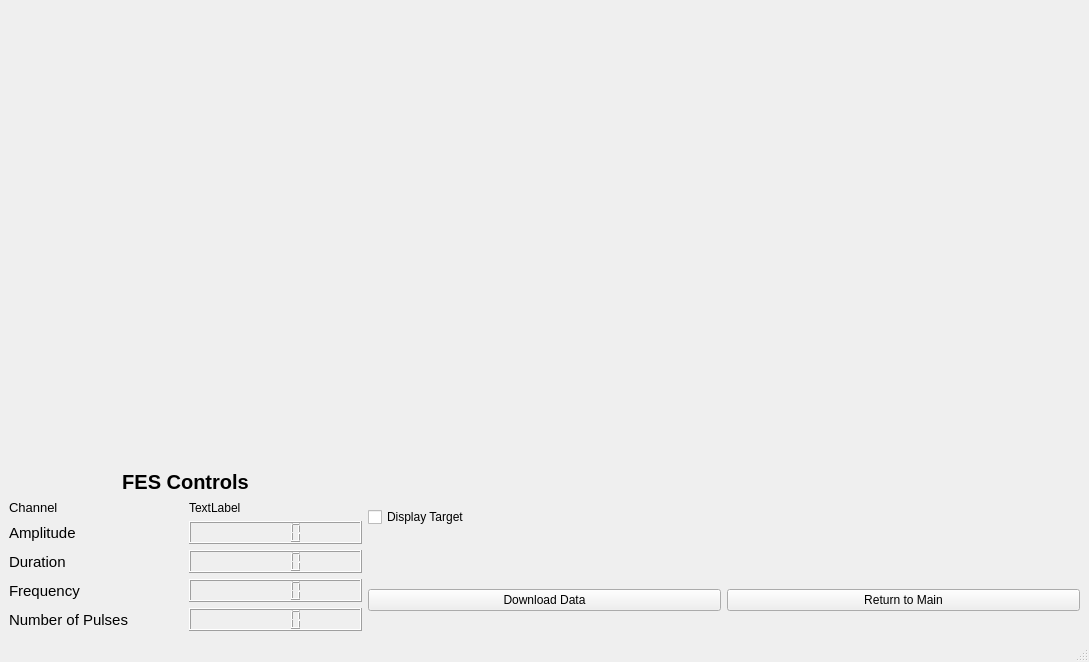
This is resources/_CD_GUI_CDTest_Formed.ui in jontalvarez/central-drive as Qt 5 draws it before an edit. The edited form follows.
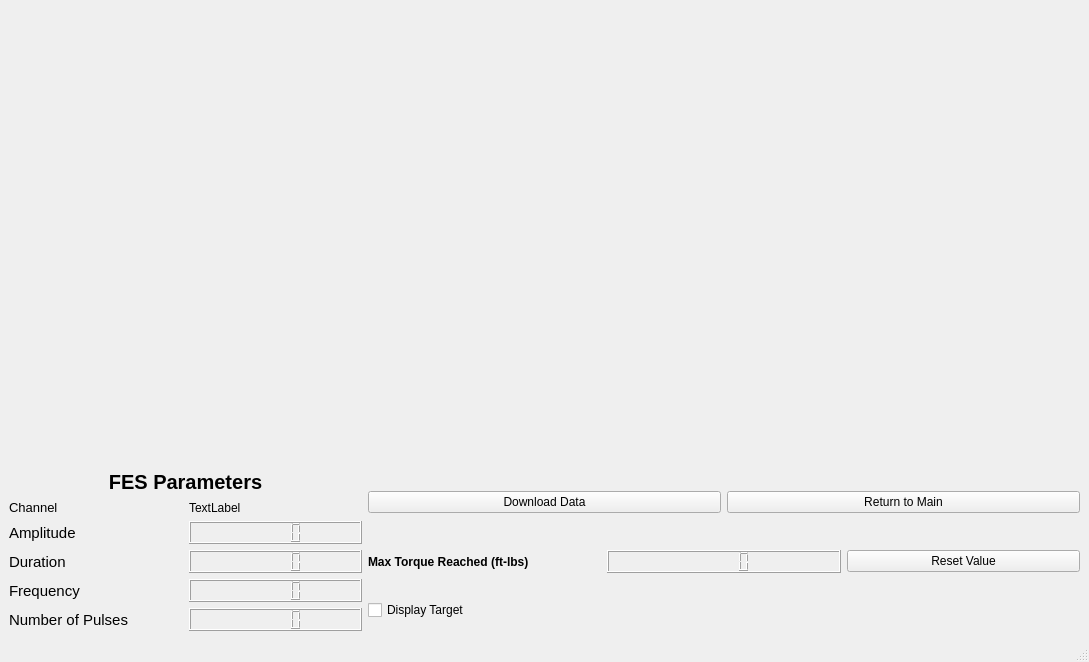
This is the edited form.

Commit message:
GUI Update with Max Torque Reached LCD
Added a new LCD panel to the Main and Test GUI that displays the max torque reached during that session. Can reset with associated push button.

Diff of the .ui file:
```diff
--- a/resources/_CD_GUI_CDTest_Formed.ui
+++ b/resources/_CD_GUI_CDTest_Formed.ui
@@ -14,7 +14,7 @@
    <string>Central Drive Estimation</string>
   </property>
   <widget class="QWidget" name="centralwidget">
-   <layout class="QGridLayout" name="gridLayout_2">
+   <layout class="QGridLayout" name="gridLayout_3">
     <item row="0" column="0" colspan="3">
      <layout class="QVBoxLayout" name="verticalLayout">
       <item>
@@ -24,7 +24,7 @@
       </item>
      </layout>
     </item>
-    <item row="1" column="0" rowspan="2">
+    <item row="1" column="0" rowspan="3">
      <layout class="QGridLayout" name="gridLayout">
       <item row="0" column="0" colspan="2">
        <widget class="QLabel" name="label_3">
@@ -36,7 +36,7 @@
          </font>
         </property>
         <property name="text">
-         <string>FES Controls</string>
+         <string>FES Parameters</string>
         </property>
         <property name="scaledContents">
          <bool>false</bool>
@@ -129,20 +129,13 @@
      </layout>
     </item>
     <item row="1" column="1">
-     <widget class="QCheckBox" name="target_cb">
-      <property name="text">
-       <string>Display Target</string>
-      </property>
-     </widget>
-    </item>
-    <item row="2" column="1">
      <widget class="QPushButton" name="download_pb">
       <property name="text">
        <string>Download Data</string>
       </property>
      </widget>
     </item>
-    <item row="2" column="2">
+    <item row="1" column="2">
      <widget class="QPushButton" name="returnToMain_pb">
       <property name="autoFillBackground">
        <bool>false</bool>
@@ -152,6 +145,40 @@
       </property>
      </widget>
     </item>
+    <item row="2" column="1" colspan="2">
+     <layout class="QGridLayout" name="gridLayout_2">
+      <item row="0" column="0">
+       <widget class="QLabel" name="label_7">
+        <property name="font">
+         <font>
+          <weight>75</weight>
+          <bold>true</bold>
+         </font>
+        </property>
+        <property name="text">
+         <string>Max Torque Reached (ft-lbs)</string>
+        </property>
+       </widget>
+      </item>
+      <item row="0" column="1">
+       <widget class="QLCDNumber" name="maxTorque_lcd"/>
+      </item>
+      <item row="0" column="2">
+       <widget class="QPushButton" name="maxTorqueReset_pb">
+        <property name="text">
+         <string>Reset Value</string>
+        </property>
+       </widget>
+      </item>
+     </layout>
+    </item>
+    <item row="3" column="1">
+     <widget class="QCheckBox" name="target_cb">
+      <property name="text">
+       <string>Display Target</string>
+      </property>
+     </widget>
+    </item>
    </layout>
   </widget>
   <widget class="QMenuBar" name="menubar">
```
The commit also changes 9 other files.
